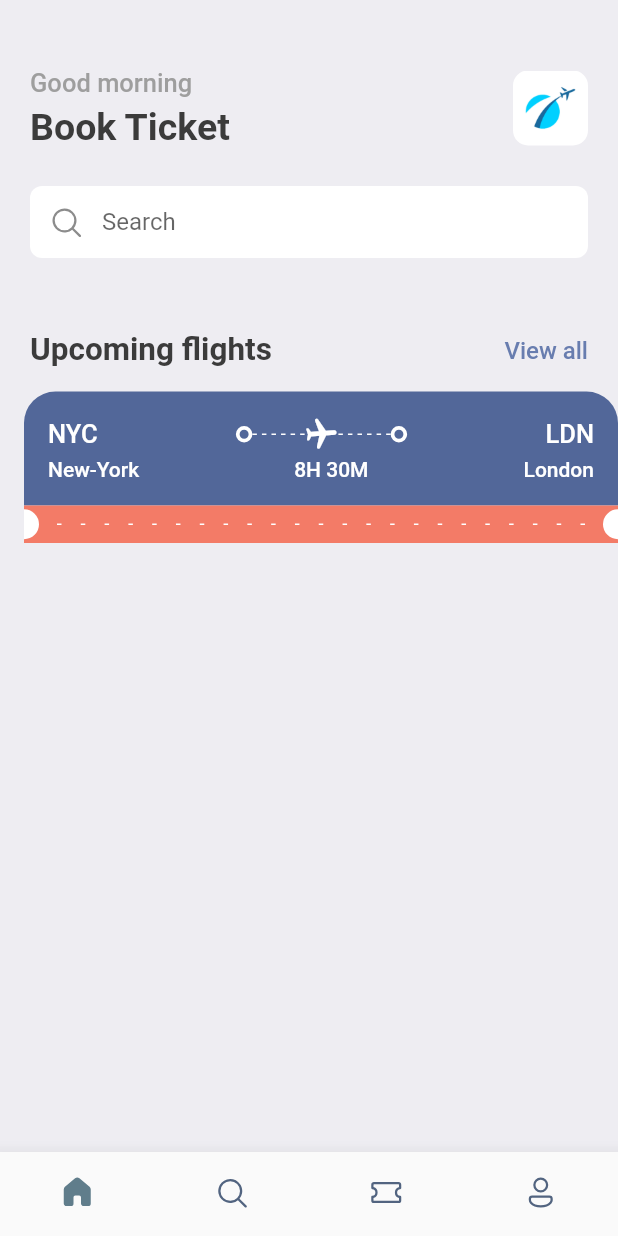
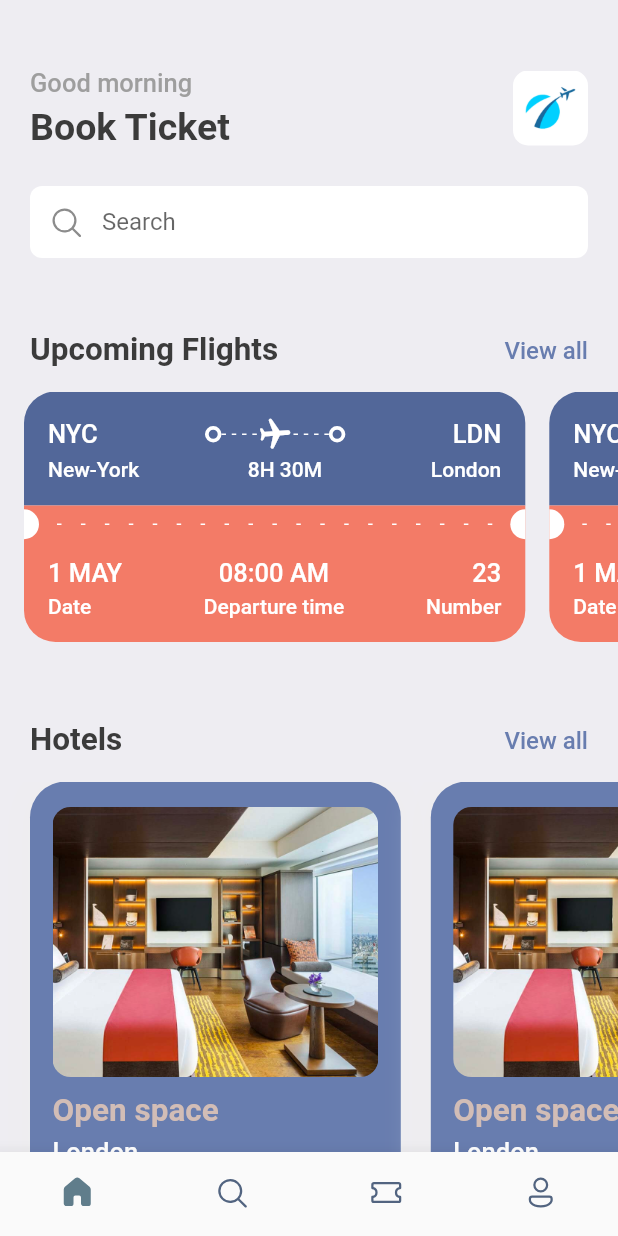
Before and after one commit to Gaiusrichard/ticket-tree, a Flutter app: the screen it shows after launch, on a phone screen of 412 x 824 dp. Run offline on Flutter 3.47's test engine with Material 2 defaults, Android fonts, the phone set to English and light mode, and no system bars; our stand-ins replace fluentui_icons.

Commit message:
Homepage completed 90/100, dynamic content left

```diff
--- a/lib/screens/home_screen.dart
+++ b/lib/screens/home_screen.dart
@@ -2,6 +2,7 @@ import 'package:fluentui_icons/fluentui_icons.dart';
 import 'package:flutter/material.dart';
 import 'package:ticket_tree/util/app_styles.dart';
 import '../widgets/ticket.dart';
+import '../widgets/hotels_view_widget.dart';
 
 class HomeScreen extends StatelessWidget {
   // default
@@ -71,7 +72,7 @@ class HomeScreen extends StatelessWidget {
                 mainAxisAlignment: MainAxisAlignment.spaceBetween,
                 children: [
                   Text(
-                    'Upcoming flights',
+                    'Upcoming Flights',
                     style: Styles.headlineText2,
                   ),
                   InkWell(
@@ -90,7 +91,54 @@ class HomeScreen extends StatelessWidget {
           const SizedBox(
             height: 15,
           ),
-          const Ticket(),
+          SingleChildScrollView(
+              scrollDirection: Axis.horizontal,
+              padding: const EdgeInsets.only(right: 20),
+              child: Row(
+                children: const [
+                  Ticket(),
+                  Ticket(),
+                ],
+              )),
+          const SizedBox(
+            height: 20,
+          ),
+          Container(
+            margin: EdgeInsets.symmetric(horizontal: _sideSpacing),
+            child: Row(
+              mainAxisAlignment: MainAxisAlignment.spaceBetween,
+              children: [
+                Text(
+                  'Hotels',
+                  style: Styles.headlineText2,
+                ),
+                InkWell(
+                    onTap: () {
+                      print('line 116, home screen');
+                    },
+                    child: Text(
+                      'View all',
+                      style:
+                          Styles.textStyle.copyWith(color: Styles.primaryColor),
+                    ))
+              ],
+            ),
+          ),
+          const SizedBox(
+            height: 15,
+          ),
+          SingleChildScrollView(
+            padding: EdgeInsets.only(right: _sideSpacing),
+            scrollDirection: Axis.horizontal,
+            child: Row(
+              children: [
+                HotelsViewWidget(hotelImageLink: 'assets/images/one.png'),
+                HotelsViewWidget(hotelImageLink: 'assets/images/one.png'),
+                HotelsViewWidget(hotelImageLink: 'assets/images/one.png'),
+                HotelsViewWidget(hotelImageLink: 'assets/images/one.png')
+              ],
+            ),
+          )
         ],
       ),
     );
--- a/lib/util/app_styles.dart
+++ b/lib/util/app_styles.dart
@@ -7,6 +7,7 @@ class Styles {
   static Color textColor = const Color(0xFF3b3b3b);
   static Color bgColor = const Color(0xFFeeedf2);
   static Color orangeColor = const Color(0xFFF37b67);
+  static Color kakiColor = const Color(0xFFd2bdb6);
   static TextStyle textStyle =
       TextStyle(fontSize: 16, color: textColor, fontWeight: FontWeight.w500);
   static TextStyle headlineText1 =
--- /dev/null
+++ b/lib/widgets/hotels_view_widget.dart
@@ -0,0 +1,69 @@
+import 'package:flutter/material.dart';
+//
+import '../util/app_layout.dart';
+import '../util/app_styles.dart';
+
+class HotelsViewWidget extends StatelessWidget {
+  String? hotelImageLink;
+  HotelsViewWidget({super.key, required this.hotelImageLink});
+
+  @override
+  Widget build(BuildContext context) {
+    final size = AppLayout.getSize(context);
+    return Container(
+      width: size.width * 0.6,
+      height: 340,
+      padding: const EdgeInsets.symmetric(horizontal: 15, vertical: 17),
+      margin: const EdgeInsets.only(left: 20),
+      decoration: BoxDecoration(
+          color: Styles.primaryColor,
+          borderRadius: BorderRadius.circular(24),
+          boxShadow: [
+            BoxShadow(
+              color: Colors.grey.shade200,
+              blurRadius: 20,
+              spreadRadius: 1,
+            )
+          ]),
+      child: Column(
+        crossAxisAlignment: CrossAxisAlignment.start,
+        children: <Widget>[
+          Container(
+              height: 180,
+              decoration: BoxDecoration(
+                  borderRadius: BorderRadius.circular(12),
+                  image: DecorationImage(
+                      fit: BoxFit.cover, image: AssetImage(hotelImageLink!)))),
+
+          const SizedBox(
+            height: 10,
+          ),
+
+          Text(
+            'Open space',
+            style: Styles.headlineText2.copyWith(color: Styles.kakiColor)
+          ),
+
+          const SizedBox(
+            height: 5,
+          ),
+
+          Text(
+            'London',
+            style: Styles.headlineText3.copyWith(color: Colors.white)
+          ),
+
+          const SizedBox(
+            height: 10,
+          ),
+
+          Text(
+            '\$40/night',
+            style: Styles.headlineText1.copyWith(color: Styles.kakiColor)
+          )
+
+        ],
+      ),
+    );
+  }
+}
--- a/lib/widgets/ticket.dart
+++ b/lib/widgets/ticket.dart
@@ -11,7 +11,7 @@ class Ticket extends StatelessWidget {
     final size = AppLayout.getSize(context);
 
     return SizedBox(
-      width: size.width,
+      width: size.width*0.85,
       height: 200,
       child: Container(
           margin: const EdgeInsets.only(left: 16),
@@ -101,21 +101,19 @@ class Ticket extends StatelessWidget {
               ),
               Container(
                 decoration: BoxDecoration(
-                    color: Styles.orangeColor,
-                    borderRadius: const BorderRadius.only(
-                        // bottomLeft: Radius.circular(21.0),
-                        // bottomRight: Radius.circular(21.0)
-                        )),
+                  color: Styles.orangeColor,
+                ),
                 child: Column(children: [
                   Row(children: [
                     Container(
                         height: 20,
                         width: 10,
                         decoration: const BoxDecoration(
-                            color: Colors.white,
-                            borderRadius: BorderRadius.only(
+                          color: Colors.white,
+                          borderRadius: BorderRadius.only(
                                 topRight: Radius.circular(100),
-                                bottomRight: Radius.circular(100)))),
+                                bottomRight: Radius.circular(100))
+                        )),
                     Expanded(
                         child: Padding(
                       padding: const EdgeInsets.all(12.0),
@@ -145,10 +143,58 @@ class Ticket extends StatelessWidget {
                             color: Colors.white,
                             borderRadius: BorderRadius.only(
                                 topLeft: Radius.circular(100),
-                                bottomLeft: Radius.circular(100)))),
+                                bottomLeft: Radius.circular(100))
+                                )),
                   ]),
                 ]),
               ),
+              Container(
+                padding: const EdgeInsets.only(left: 16, top: 10, right: 16, bottom: 16),
+                decoration: BoxDecoration(
+                    color: Styles.orangeColor,
+                    borderRadius: const BorderRadius.only(
+                        bottomLeft: Radius.circular(21.0),
+                        bottomRight: Radius.circular(21.0)
+                        )),
+
+                    child: Row(
+                      mainAxisAlignment: MainAxisAlignment.spaceBetween,
+                      children: [
+                        Column(
+                          crossAxisAlignment: CrossAxisAlignment.start,
+                          children: [
+                            Text('1 MAY', style: Styles.headlineText3.copyWith(color: Colors.white)),
+                            const SizedBox(
+                              height: 4,
+                            ),
+                            Text('Date', style: Styles.headlineText4.copyWith(color: Colors.white)),
+                            ]
+                        ),
+
+                        Column(
+                          crossAxisAlignment: CrossAxisAlignment.center,
+                          children: [
+                            Text('08:00 AM', style: Styles.headlineText3.copyWith(color: Colors.white)),
+                            const SizedBox(
+                              height: 4,
+                            ),
+                            Text('Departure time', style: Styles.headlineText4.copyWith(color: Colors.white)),
+                            ]
+                        ),
+
+                        Column(
+                          crossAxisAlignment: CrossAxisAlignment.end,
+                          children: [
+                            Text('23', style: Styles.headlineText3.copyWith(color: Colors.white)),
+                            const SizedBox(
+                              height: 4,
+                            ),
+                            Text('Number', style: Styles.headlineText4.copyWith(color: Colors.white)),
+                            ]
+                        )
+                      ]
+                    ),
+              )
             ],
           )),
     );
```
